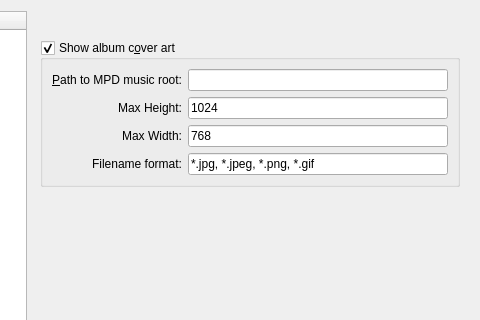
Qt form ui/preferencesdialog.ui (Voker57/qmpdclient) before a commit; both pictures show x 459 to 939 and y 0 to 320 of the 939 by 701 pixel window.
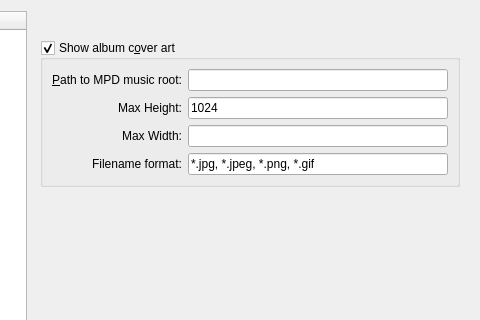
The same form after that commit.

Commit message: fix of disappearing values of cover art preferences

Patch:
```diff
--- a/ui/preferencesdialog.ui
+++ b/ui/preferencesdialog.ui
@@ -888,7 +888,7 @@
                  <string/>
                 </property>
                 <property name="text">
-                 <string>768</string>
+                 <string notr="true"/>
                 </property>
                </widget>
               </item>
```
Left out of the diff: 4 changed lines with no effect on the pictures.
